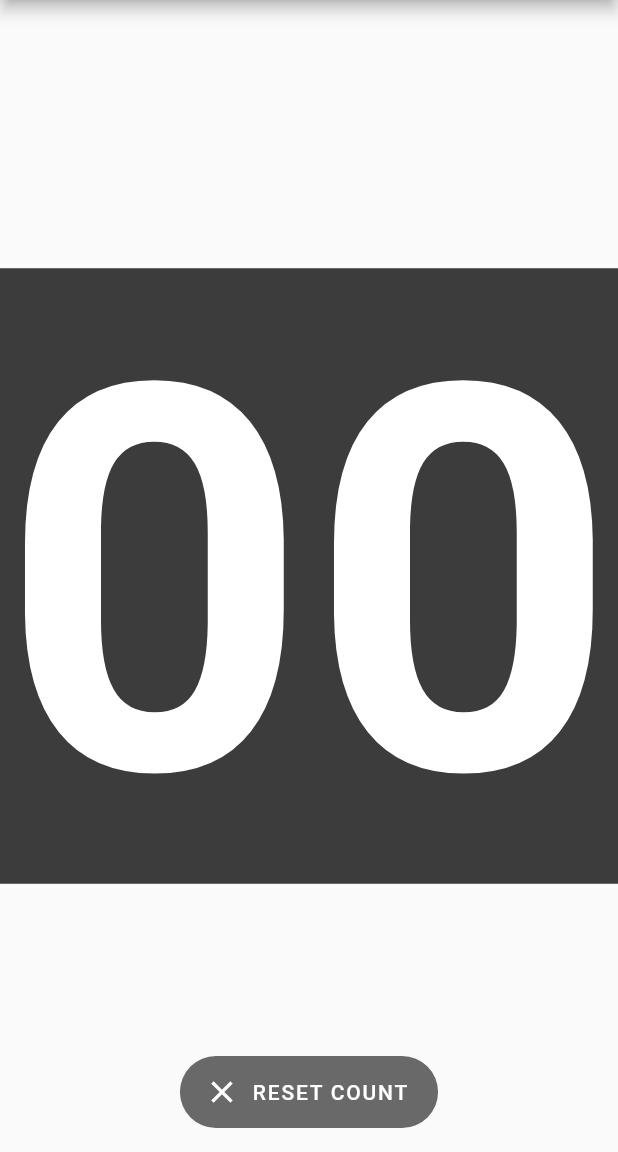
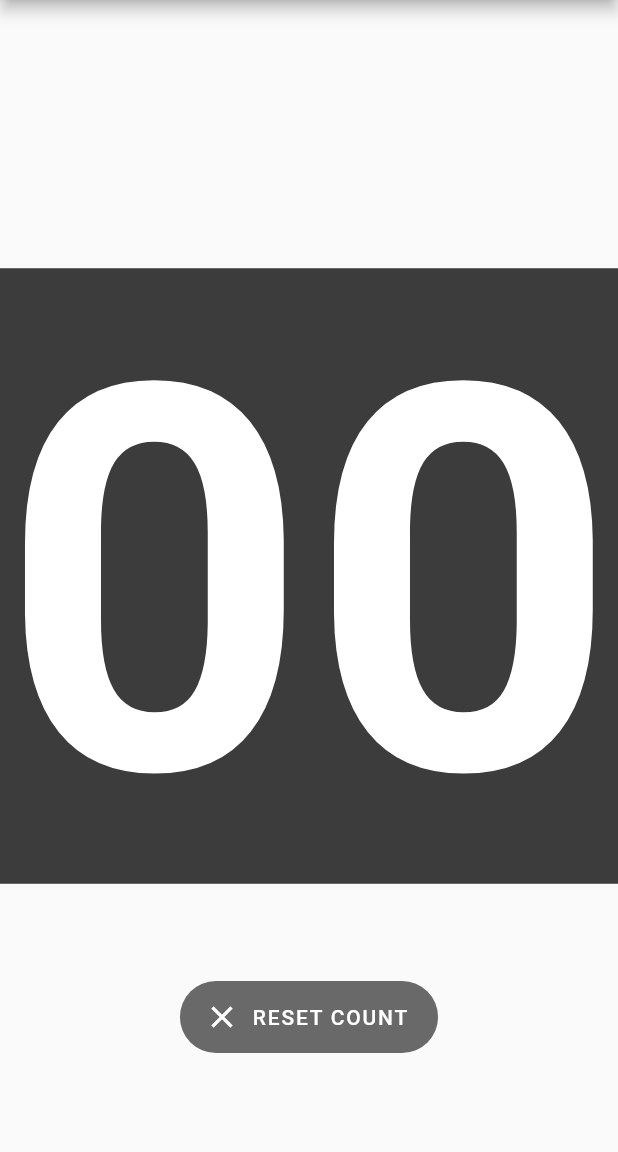
Before and after one commit to sohismyson/billiards_score, a Flutter app: the screen it shows after launch, on a phone screen of 412 x 824 dp, the part 84-1236 px from its top. Run offline on Flutter 3.47's test engine with Material 2 defaults, Android fonts, the phone set to English and light mode, and no system bars.

Commit message:
FABの位置を上に移動

```diff
--- a/lib/main.dart
+++ b/lib/main.dart
@@ -106,13 +106,15 @@ class _MyHomePageState extends State<MyHomePage> {
           ],
         ),
       ),
-      floatingActionButton: FloatingActionButton.extended(
-        onPressed: _scoreReseter,
-        tooltip: 'Increment',
-        label: Text('RESET COUNT'),
-        icon: Icon(Icons.clear),
-        backgroundColor: Color(0xFF696969),
-        elevation: 0.0,
+      floatingActionButton: Container(
+        margin: EdgeInsets.only(bottom: 50.0),
+        child: FloatingActionButton.extended(
+          onPressed: _scoreReseter,
+          label: Text('RESET COUNT'),
+          icon: Icon(Icons.clear),
+          backgroundColor: Color(0xFF696969),
+          elevation: 0.0,
+        ),
       ),
       floatingActionButtonLocation: FloatingActionButtonLocation.centerFloat,
     );
```
Also changed, not shown: 1 other file.
